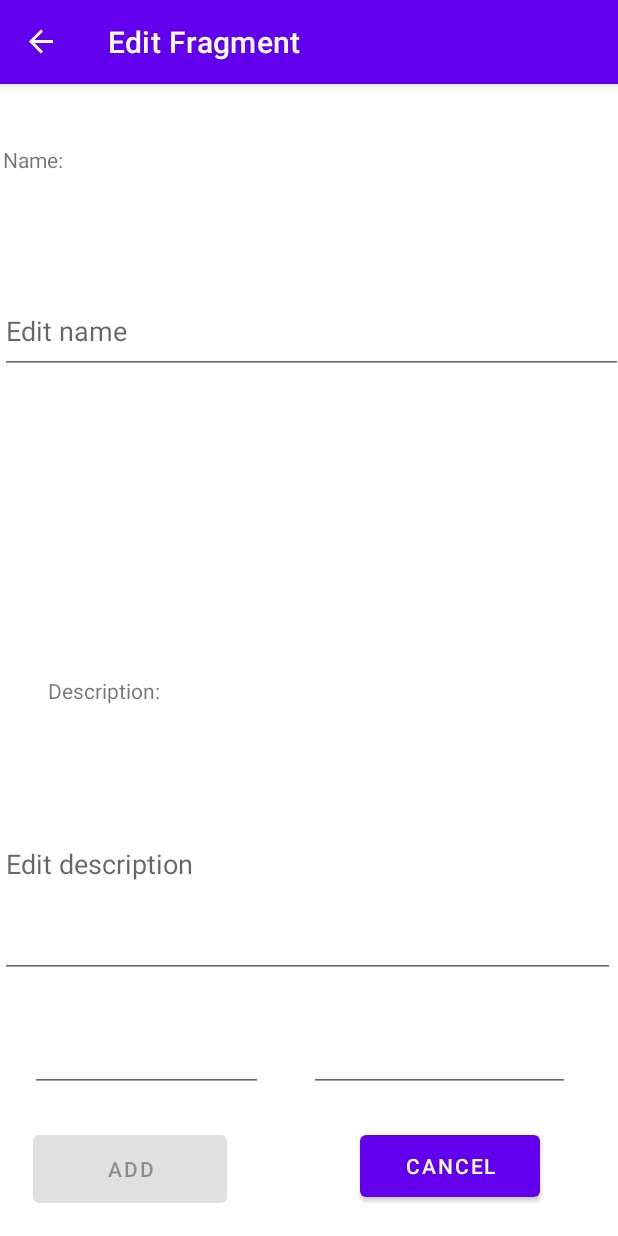
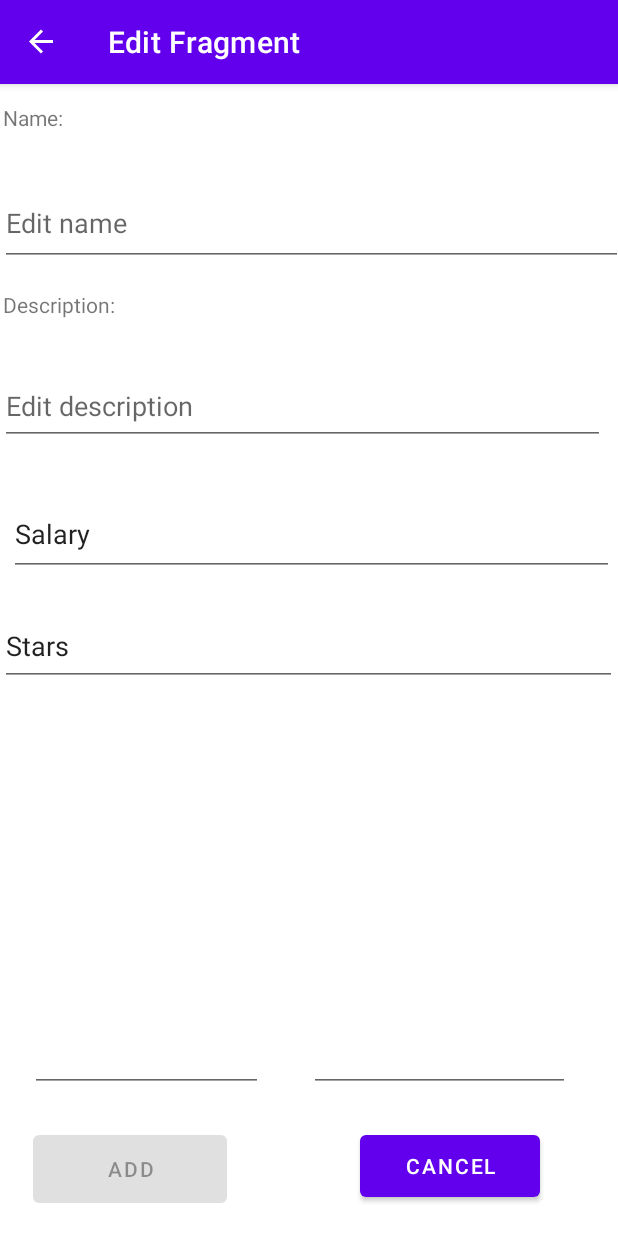
Before and after one commit to StefiMilenko/Android, an Android app: the screen it shows after launch once a user with an empty profile is signed in (MainActivity), after a tap on an icon or button, on a phone screen of 412 x 824 dp. Run offline under Robolectric (Android 15) with nearby library versions, the phone set to English and light mode, and no system bars; our stand-ins replace Firebase (no records; nobody signed in at launch, a user with empty details on screens opened directly), navigation-ui.

```diff
--- a/app/build.gradle
+++ b/app/build.gradle
@@ -54,6 +54,7 @@ dependencies {
     implementation 'com.google.firebase:firebase-firestore-ktx:24.8.1'
     implementation 'com.google.firebase:firebase-storage-ktx:20.2.1'
     implementation 'com.google.firebase:firebase-database-ktx:20.0.4'
+    implementation 'androidx.databinding:databinding-runtime:7.1.2'
     testImplementation 'junit:junit:4.13.2'
     androidTestImplementation 'androidx.test.ext:junit:1.1.5'
     androidTestImplementation 'androidx.test.espresso:espresso-core:3.5.1'
--- a/app/src/main/java/elfak/mosis/mobproj/EditFragment.kt
+++ b/app/src/main/java/elfak/mosis/mobproj/EditFragment.kt
@@ -7,24 +7,40 @@ import android.text.TextWatcher
 import android.view.*
 import android.widget.Button
 import android.widget.EditText
+import android.widget.Toast
+import androidx.databinding.DataBindingUtil
 import androidx.fragment.app.Fragment
 import androidx.fragment.app.activityViewModels
+import androidx.lifecycle.LiveData
+import androidx.lifecycle.MutableLiveData
 import androidx.lifecycle.Observer
 import androidx.navigation.fragment.findNavController
+import com.google.firebase.auth.FirebaseAuth
+import com.google.firebase.auth.ktx.auth
+import com.google.firebase.database.DatabaseReference
+import com.google.firebase.database.FirebaseDatabase
+import com.google.firebase.database.ktx.database
+import com.google.firebase.ktx.Firebase
 import elfak.mosis.mobproj.data.Posao
+import elfak.mosis.mobproj.databinding.FragmentEditBinding
 import elfak.mosis.mobproj.model.LocationViewModel
 import elfak.mosis.mobproj.model.PosaoViewModel
+import elfak.mosis.mobproj.state.ActionState
+import java.util.*
 
 
-/**
- * A simple [Fragment] subclass.
- * Use the [EditFragment.newInstance] factory method to
- * create an instance of this fragment.
- */
+
 class EditFragment : Fragment() {
+    private val _actionState = MutableLiveData<ActionState>()
+    val actionState: LiveData<ActionState> = _actionState
+
     private val posaoViewModel: PosaoViewModel by activityViewModels()
     private val locationViewModel: LocationViewModel by activityViewModels()
 
+    private var auth: FirebaseAuth = Firebase.auth
+    private lateinit var db: DatabaseReference
+    private var _binding: FragmentEditBinding? = null
+    private val binding get() = _binding!!
     override fun onCreate(savedInstanceState: Bundle?) {
         super.onCreate(savedInstanceState)
         setHasOptionsMenu(true)
@@ -34,15 +50,19 @@ class EditFragment : Fragment() {
         inflater: LayoutInflater, container: ViewGroup?,
         savedInstanceState: Bundle?
     ): View? {
-        // Inflate the layout for this fragment
-        return inflater.inflate(R.layout.fragment_edit, container, false)
+        _binding = FragmentEditBinding.inflate(inflater, container, false)
+        return binding.root
     }
-
     @SuppressLint("SuspiciousIndentation")
     override fun onViewCreated(view: View, savedInstanceState: Bundle?) {
         super.onViewCreated(view, savedInstanceState)
+
+        db = Firebase.database.reference
+
         val editName: EditText = requireView().findViewById<EditText>(R.id.editposao_name_edit)
         val editDesc: EditText = requireView().findViewById<EditText>(R.id.editposao_desc_edit)
+        val editSalary: EditText = requireView().findViewById<EditText>(R.id.editposao_salary_edit)
+        val editStars: EditText = requireView().findViewById<EditText>(R.id.editposao_stars_edit)
         val editLong: EditText = requireView().findViewById<EditText>(R.id.editposao_long_edit)
         val longObserver = Observer<String> { newValue ->
             editLong.setText(newValue.toString())
@@ -76,18 +96,30 @@ class EditFragment : Fragment() {
         addButton.setOnClickListener{
             val name:String =editName.text.toString()
             val desc: String = editDesc.text.toString()
+            val salary: String = editSalary.text.toString()
+            val stars: String = editStars.text.toString()
             val long:String = editLong.text.toString()
             val lat:String = editLat.text.toString()
             if(posaoViewModel.selected!=null){
                 posaoViewModel.selected?.name = name
                 posaoViewModel.selected?.description = desc
+                posaoViewModel.selected?.salary = desc
+                posaoViewModel.selected?.stars = desc
                 posaoViewModel.selected?.longitude= long
                 posaoViewModel.selected?.latitude = lat
+                val uuid = UUID.randomUUID().toString()
+                val uid = auth.currentUser!!.uid
+                _actionState.value = ActionState.Success
+                putPosao(uuid, uid, name, desc, salary, stars, long, lat)
                 locationViewModel.setLocation = true
             }
-            else
-                posaoViewModel.addPosao( Posao(name, desc, long, lat))
+            else{
+                val uuid = UUID.randomUUID().toString()
+                val uid = auth.currentUser!!.uid
+                _actionState.value = ActionState.Success
+                putPosao(uuid, uid, name, desc, salary, stars, long, lat)
                 locationViewModel.setLocation = true
+            }
 
             posaoViewModel.selected = null
             locationViewModel.setLocation("", "")
@@ -102,8 +134,61 @@ class EditFragment : Fragment() {
         }
     }
 
+    private fun putPosao(
+        uuid: String,
+        uid: String,
+        name: String,
+        desc: String,
+        salary: String,
+        stars: String,
+        long: String,
+        lat: String
+    ) {
+        val posao = Posao(uuid,
+            uid,
+            name,
+            desc,
+            salary,
+            stars,
+            long,
+            lat,
+            makeSubstrings(name!!))
+        _actionState.value = ActionState.Success
+        val database = Firebase.database("https://mobproj-1b699-default-rtdb.europe-west1.firebasedatabase.app/")
+
+        val myRef = database.reference.child("posao").child(uuid).setValue(posao)
+        database.reference.child("name").child(uuid).setValue(name)
+            .addOnSuccessListener{
+                _actionState.value = ActionState.Success
+            }
+            .addOnFailureListener { e->
+                _actionState.value = ActionState.ActionError("Upload error: ${e.message}")
+            }
+
+    }
+    private fun makeSubstrings (string: String): List<String>{
+        val size = string.length
+        val substrings: MutableList<String> = mutableListOf()
+        for (substringSize in 1 ..size){
+            substrings.add(string.substring(0, substringSize))
+        }
+        return substrings
+    }
+
     override fun onDestroyView() {
         super.onDestroyView()
         posaoViewModel.selected=null
     }
+
+    override fun onOptionsItemSelected(item: MenuItem): Boolean {
+        return when (item.itemId) {
+            R.id.action_list-> {
+                this.findNavController().navigate(R.id.action_EditFragment_to_ListFragment)
+                true
+            }
+            else -> super.onOptionsItemSelected(item)
+        }
+
+    }
+
 }
--- a/app/src/main/java/elfak/mosis/mobproj/ListFragment.kt
+++ b/app/src/main/java/elfak/mosis/mobproj/ListFragment.kt
@@ -71,6 +71,7 @@ class ListFragment : Fragment() {
         }
         else if (item.itemId == 2){
             posaoViewModel.selected=posaoViewModel.PosaoList[info.position]
+            this.findNavController().navigate(R.id.action_ListFragment_to_EditFragment)
         }
         else if (item.itemId == 3){
             posaoViewModel.PosaoList.removeAt(info.position)
--- a/app/src/main/res/layout/fragment_edit.xml
+++ b/app/src/main/res/layout/fragment_edit.xml
@@ -1,4 +1,5 @@
 <?xml version="1.0" encoding="utf-8"?>
+
 <androidx.constraintlayout.widget.ConstraintLayout xmlns:android="http://schemas.android.com/apk/res/android"
     xmlns:app="http://schemas.android.com/apk/res-auto"
     xmlns:tools="http://schemas.android.com/tools"
@@ -12,7 +13,7 @@
         android:id="@+id/editposao_name_edit"
         android:layout_width="415dp"
         android:layout_height="57dp"
-        android:layout_marginTop="136dp"
+        android:layout_marginTop="64dp"
         android:hint="Edit name"
         app:layout_constraintEnd_toEndOf="parent"
         app:layout_constraintHorizontal_bias="0.0"
@@ -21,20 +22,18 @@
 
     <EditText
         android:id="@+id/editposao_desc_edit"
-        android:layout_width="410dp"
-        android:layout_height="152dp"
-        android:layout_marginBottom="172dp"
+        android:layout_width="403dp"
+        android:layout_height="51dp"
+        android:layout_marginTop="68dp"
         android:hint="Edit description"
-        app:layout_constraintBottom_toBottomOf="parent"
-        app:layout_constraintEnd_toEndOf="parent"
-        app:layout_constraintHorizontal_bias="0.0"
-        app:layout_constraintStart_toStartOf="parent" />
+        app:layout_constraintStart_toStartOf="parent"
+        app:layout_constraintTop_toBottomOf="@+id/editposao_name_edit" />
 
     <TextView
         android:id="@+id/editposao_name_text"
         android:layout_width="117dp"
         android:layout_height="39dp"
-        android:layout_marginBottom="56dp"
+        android:layout_marginBottom="12dp"
         android:text="@string/editposao_name_label"
         app:layout_constraintBottom_toTopOf="@+id/editposao_name_edit"
         app:layout_constraintEnd_toEndOf="parent"
@@ -43,13 +42,13 @@
 
     <TextView
         android:id="@+id/editposao_desc_text"
-        android:layout_width="87dp"
-        android:layout_height="37dp"
-        android:layout_marginBottom="12dp"
+        android:layout_width="110dp"
+        android:layout_height="32dp"
+        android:layout_marginBottom="20dp"
         android:text="@string/editposao_desc_label"
         app:layout_constraintBottom_toTopOf="@+id/editposao_desc_edit"
         app:layout_constraintEnd_toEndOf="parent"
-        app:layout_constraintHorizontal_bias="0.099"
+        app:layout_constraintHorizontal_bias="0.006"
         app:layout_constraintStart_toStartOf="parent" />
 
     <Button
@@ -93,4 +92,24 @@
         app:layout_constraintBottom_toBottomOf="parent"
         app:layout_constraintEnd_toEndOf="parent" />
 
+    <EditText
+        android:id="@+id/editposao_salary_edit"
+        android:layout_width="403dp"
+        android:layout_height="55dp"
+        android:layout_marginTop="32dp"
+        android:text="Salary"
+        app:layout_constraintEnd_toEndOf="parent"
+        app:layout_constraintHorizontal_bias="0.666"
+        app:layout_constraintStart_toStartOf="parent"
+        app:layout_constraintTop_toBottomOf="@+id/editposao_desc_edit" />
+
+    <EditText
+        android:id="@+id/editposao_stars_edit"
+        android:layout_width="411dp"
+        android:layout_height="53dp"
+        android:layout_marginTop="20dp"
+        android:text="Stars"
+        app:layout_constraintStart_toStartOf="parent"
+        app:layout_constraintTop_toBottomOf="@+id/editposao_salary_edit" />
+
 </androidx.constraintlayout.widget.ConstraintLayout>
--- a/app/src/main/res/navigation/nav_graph.xml
+++ b/app/src/main/res/navigation/nav_graph.xml
@@ -49,6 +49,9 @@
     <action
         android:id="@+id/action_EditFragment_to_MapFragment"
         app:destination="@id/MapFragment" />
+    <action
+        android:id="@+id/action_EditFragment_to_ListFragment"
+        app:destination="@id/ListFragment" />
     <fragment
         android:id="@+id/ViewFragment"
         android:name="elfak.mosis.mobproj.ViewFragment"
```
Also changed, not shown: app/src/main/java/elfak/mosis/mobproj/MapFragment.kt (+12 -4 lines), app/src/main/java/elfak/mosis/mobproj/UserListFragment.kt (+0 -10 lines), app/src/main/java/elfak/mosis/mobproj/data/Posao.kt (+12 -5 lines), app/src/main/java/elfak/mosis/mobproj/model/LoginRegistrationViewModel.kt (+11 -0 lines), app/src/main/java/elfak/mosis/mobproj/model/PosaoViewModel.kt (+100 -0 lines), app/src/main/java/elfak/mosis/mobproj/state/ActionState.kt (added, +7 -0 lines), app/src/main/res/layout/fragment_view.xml (+12 -12 lines), 1 other file.
